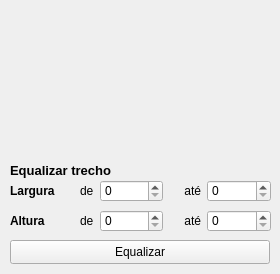
Old version of the form histoEq.ui in the repository Salies/pdi-editor.
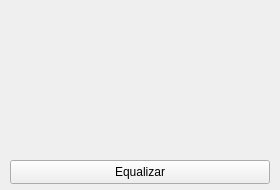
New version of the form. Custom widgets are drawn as their Qt base class.

Patch:
```diff
--- a/histoEq.ui
+++ b/histoEq.ui
@@ -10,7 +10,7 @@
     <x>0</x>
     <y>0</y>
     <width>280</width>
-    <height>274</height>
+    <height>190</height>
    </rect>
   </property>
   <property name="sizePolicy">
@@ -22,13 +22,13 @@
   <property name="minimumSize">
    <size>
     <width>280</width>
-    <height>274</height>
+    <height>190</height>
    </size>
   </property>
   <property name="maximumSize">
    <size>
     <width>280</width>
-    <height>274</height>
+    <height>190</height>
    </size>
   </property>
   <property name="windowTitle">
@@ -53,133 +53,11 @@
     </brush>
    </property>
   </widget>
-  <widget class="QWidget" name="horizontalLayoutWidget">
-   <property name="geometry">
-    <rect>
-     <x>10</x>
-     <y>180</y>
-     <width>261</width>
-     <height>22</height>
-    </rect>
-   </property>
-   <layout class="QHBoxLayout" name="horizontalLayout" stretch="10,0,10,5,10">
-    <item>
-     <widget class="QLabel" name="label_2">
-      <property name="font">
-       <font>
-        <weight>75</weight>
-        <bold>true</bold>
-       </font>
-      </property>
-      <property name="text">
-       <string>Largura</string>
-      </property>
-     </widget>
-    </item>
-    <item>
-     <widget class="QLabel" name="label_4">
-      <property name="text">
-       <string>de</string>
-      </property>
-     </widget>
-    </item>
-    <item>
-     <widget class="QSpinBox" name="fromWidth"/>
-    </item>
-    <item>
-     <widget class="QLabel" name="label_3">
-      <property name="layoutDirection">
-       <enum>Qt::LeftToRight</enum>
-      </property>
-      <property name="text">
-       <string>até</string>
-      </property>
-      <property name="alignment">
-       <set>Qt::AlignRight|Qt::AlignTrailing|Qt::AlignVCenter</set>
-      </property>
-     </widget>
-    </item>
-    <item>
-     <widget class="QSpinBox" name="toWidth"/>
-    </item>
-   </layout>
-  </widget>
-  <widget class="QLabel" name="label">
-   <property name="geometry">
-    <rect>
-     <x>10</x>
-     <y>160</y>
-     <width>111</width>
-     <height>20</height>
-    </rect>
-   </property>
-   <property name="font">
-    <font>
-     <pointsize>10</pointsize>
-     <weight>75</weight>
-     <bold>true</bold>
-    </font>
-   </property>
-   <property name="text">
-    <string>Equalizar trecho</string>
-   </property>
-  </widget>
-  <widget class="QWidget" name="horizontalLayoutWidget_2">
-   <property name="geometry">
-    <rect>
-     <x>10</x>
-     <y>210</y>
-     <width>261</width>
-     <height>22</height>
-    </rect>
-   </property>
-   <layout class="QHBoxLayout" name="horizontalLayout_2" stretch="10,0,10,5,10">
-    <item>
-     <widget class="QLabel" name="label_5">
-      <property name="font">
-       <font>
-        <weight>75</weight>
-        <bold>true</bold>
-       </font>
-      </property>
-      <property name="text">
-       <string>Altura</string>
-      </property>
-     </widget>
-    </item>
-    <item>
-     <widget class="QLabel" name="label_6">
-      <property name="text">
-       <string>de</string>
-      </property>
-     </widget>
-    </item>
-    <item>
-     <widget class="QSpinBox" name="fromHeight"/>
-    </item>
-    <item>
-     <widget class="QLabel" name="label_7">
-      <property name="layoutDirection">
-       <enum>Qt::LeftToRight</enum>
-      </property>
-      <property name="text">
-       <string>até</string>
-      </property>
-      <property name="alignment">
-       <set>Qt::AlignRight|Qt::AlignTrailing|Qt::AlignVCenter</set>
-      </property>
-     </widget>
-    </item>
-    <item>
-     <widget class="QSpinBox" name="toHeight"/>
-    </item>
-   </layout>
-  </widget>
   <widget class="QPushButton" name="pushButton">
    <property name="geometry">
     <rect>
      <x>10</x>
-     <y>240</y>
+     <y>160</y>
      <width>260</width>
      <height>24</height>
     </rect>
```
